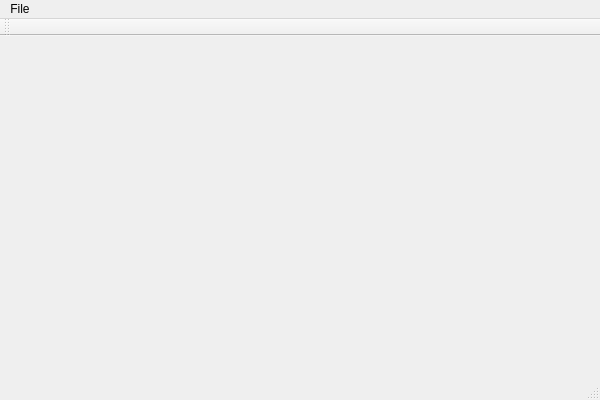
The window that PaintPro/MainWindow.ui (gnishida/PaintPro) describes before a commit, drawn with Qt 5.
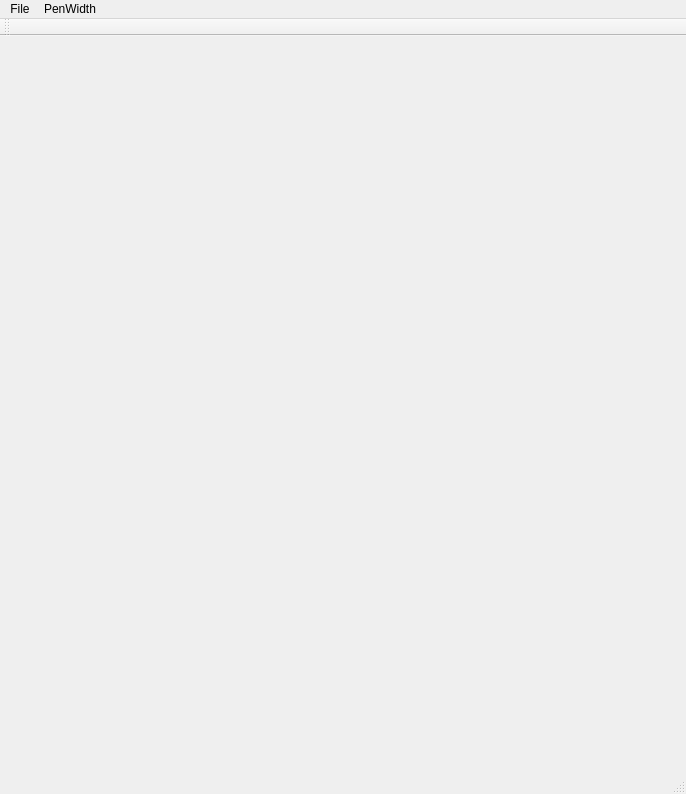
The same window after the commit.

Diff of the .ui file:
```diff
--- a/PaintPro/MainWindow.ui
+++ b/PaintPro/MainWindow.ui
@@ -6,8 +6,8 @@
    <rect>
     <x>0</x>
     <y>0</y>
-    <width>600</width>
-    <height>400</height>
+    <width>686</width>
+    <height>794</height>
    </rect>
   </property>
   <property name="windowTitle">
@@ -19,7 +19,7 @@
     <rect>
      <x>0</x>
      <y>0</y>
-     <width>600</width>
+     <width>686</width>
      <height>21</height>
     </rect>
    </property>
@@ -31,7 +31,18 @@
     <addaction name="separator"/>
     <addaction name="actionExit"/>
    </widget>
+   <widget class="QMenu" name="menuPenWidth">
+    <property name="title">
+     <string>PenWidth</string>
+    </property>
+    <addaction name="actionPenWidth20"/>
+    <addaction name="actionPenWidth10"/>
+    <addaction name="actionPenWidth5"/>
+    <addaction name="actionPenWidth2"/>
+    <addaction name="actionPenWidth1"/>
+   </widget>
    <addaction name="menuFile"/>
+   <addaction name="menuPenWidth"/>
   </widget>
   <widget class="QToolBar" name="mainToolBar">
    <attribute name="toolBarArea">
```
Left out of the diff: 31 changed lines with no effect on the pictures.
